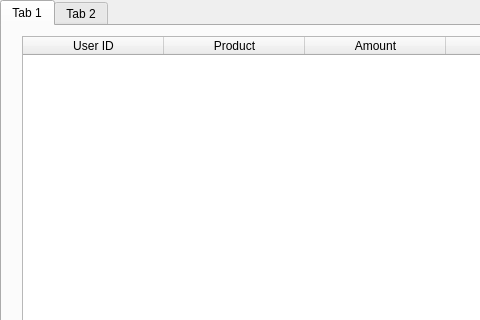
Before: the Qt Designer form mainwindow.ui in kurahk6/WarehouseSuperStore, drawn with Qt 5; both pictures show x 0 to 480 and y 0 to 320 of the 750 by 471 pixel window.
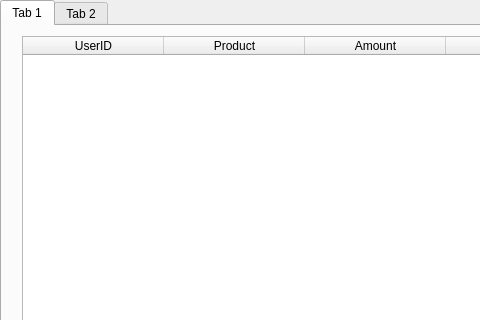
After: the same form once the commit is applied.

```diff
--- a/mainwindow.ui
+++ b/mainwindow.ui
@@ -113,7 +113,7 @@
       </attribute>
       <column>
        <property name="text">
-        <string>User ID</string>
+        <string>UserID</string>
        </property>
       </column>
       <column>
```
